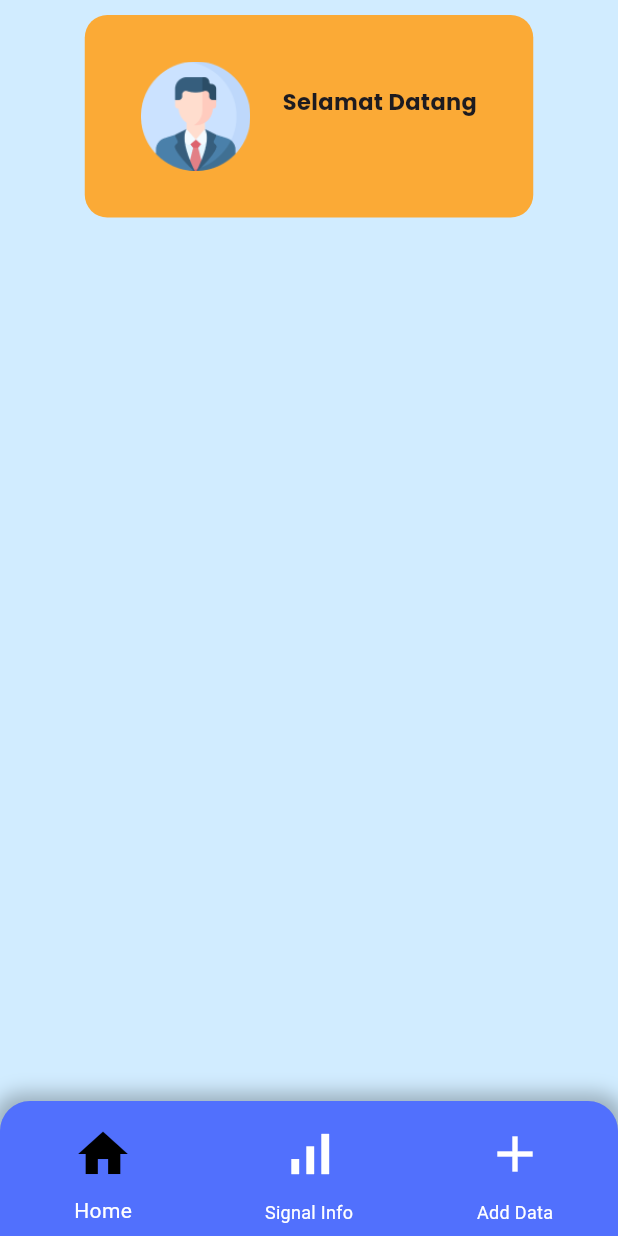
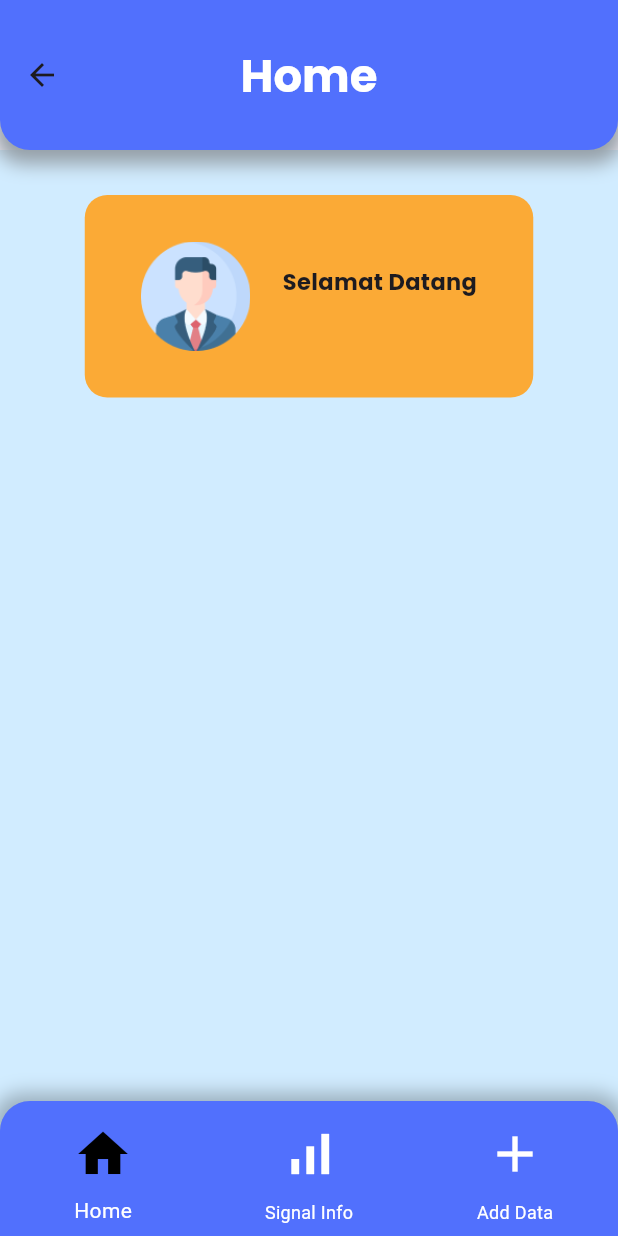
Before and after one commit to ToebagusFarhan/YASI-APP, a Flutter app: the HomePage screen opened by its route, on a phone screen of 412 x 824 dp. Run offline on Flutter 3.47's test engine with Material 2 defaults, Android fonts, the light colour scheme and no system bars.

Commit message:
sedikit dokumentasi

```diff
--- a/lib/views/HomePage.dart
+++ b/lib/views/HomePage.dart
@@ -18,14 +18,48 @@ class _Homeviewstate extends State<HomePage> {
   Widget build(BuildContext context) {
     //ambil username dari provider
     String username = Provider.of<UserProvider>(context).username;
-    return Scaffold(
+    return SafeArea(
+      child: Scaffold(
           backgroundColor: const Color(0xFFD1ECFF),
-        body: SafeArea(
-          top: true,
-          child: Center(
+          //appbar
+          appBar: AppBar(
+            toolbarHeight: 100,
+            title: const Text(
+              'Home',
+              style: TextStyle(
+                color: Colors.white,
+                fontFamily: 'Poppins',
+                fontSize: 30,
+                fontWeight: FontWeight.w700,
+              ),
+            ),
+            centerTitle: true,
+            flexibleSpace: Container(
+              decoration: const BoxDecoration(
+                borderRadius: BorderRadius.only(
+                  bottomLeft: Radius.circular(20),
+                  bottomRight: Radius.circular(20),
+                ),
+                boxShadow: [
+                  BoxShadow(
+                    color: Color.fromARGB(255, 149, 159, 167),
+                    spreadRadius: 4,
+                    blurRadius: 10,
+                    offset: Offset(0, 5),
+                  ),
+                ],
+                gradient: LinearGradient(
+                  colors: [Color(0xFF5170FD), Color(0xFF5170FD)],
+                  begin: Alignment.bottomCenter,
+                  end: Alignment.topCenter,
+                ),
+              ),
+            ),
+          ),
+          body: Center(
             child: Column(
               children: [
-                const SizedBox(height: 10),
+                const SizedBox(height: 30),
                 Container(
                   padding: const EdgeInsets.all(16.0),
                   width: 299,
@@ -63,7 +97,6 @@ class _Homeviewstate extends State<HomePage> {
               ],
             ),
           ),
-        ),
           //bottom navigation bar
           bottomNavigationBar: CustomBottomNavigationBar(
               selectedIndex: _selectedIndex,
@@ -71,6 +104,7 @@ class _Homeviewstate extends State<HomePage> {
                 setState(() {
                   _selectedIndex = index;
                 });
-            }));
+              })),
+    );
   }
 }
```
Also changed, not shown: lib/views/signalinfoPage.dart (+21 -16 lines). Lines whose indentation alone changed are shown as unchanged.
